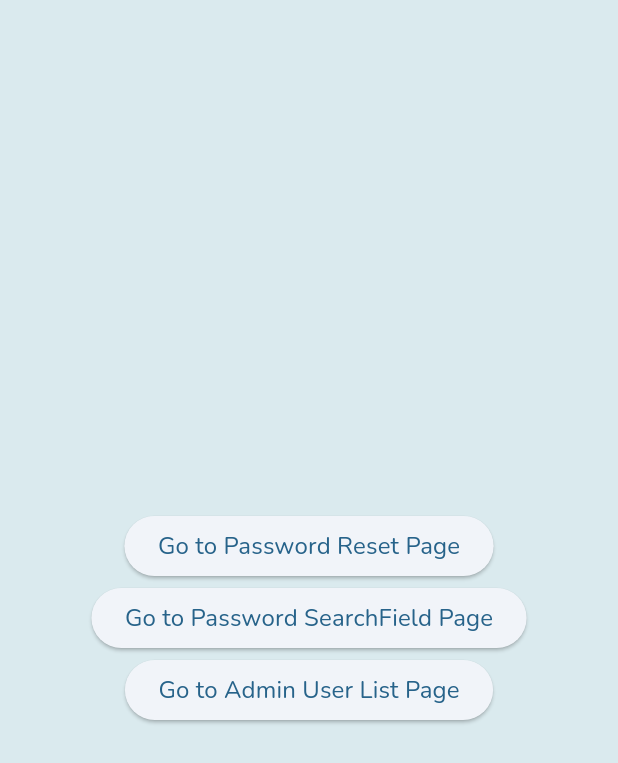
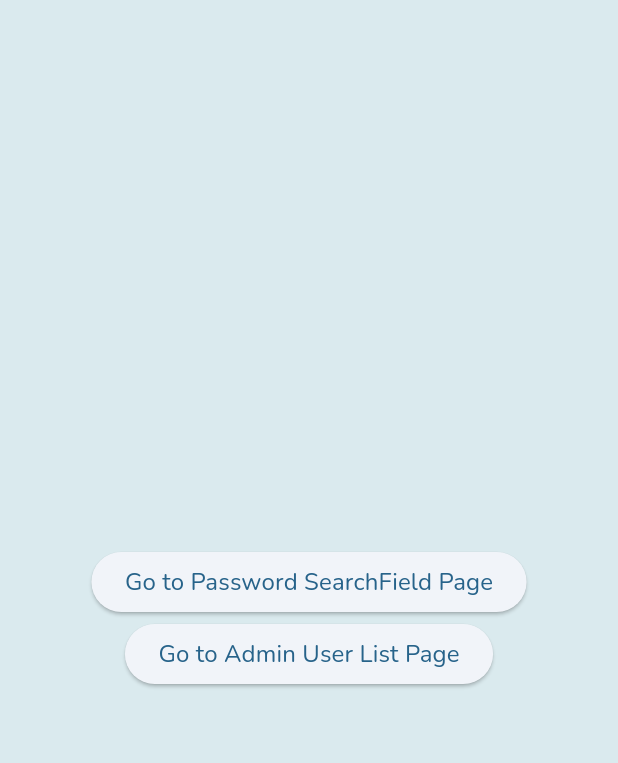
Before and after one commit to framgia/sph-flutter, a Flutter app: the MyHomePage widget shown alone on an empty page, opened directly, on a phone screen of 412 x 824 dp. Shown: the top 763 px of the screen. Run offline on Flutter 3.47's test engine with Material 2 defaults, Android fonts, the phone set to English and light mode, and no system bars; our stand-ins replace curved_navigation_bar, flutter_form_builder, flutter_svg, form_builder_validators, get.

Commit message:
Update Removed Temporary Password Reset Button

```diff
--- a/frontend/lib/main.dart
+++ b/frontend/lib/main.dart
@@ -3,7 +3,6 @@ import 'package:frontend/src/features/admin_user_list/admin_user_list_page.dart'
 import 'package:frontend/src/features/indiviual_components/search_field_page.dart';
 import 'package:frontend/src/features/login/login_page.dart';
 import 'package:get/get.dart';
-import 'package:frontend/src/features/password_reset/password_reset_page.dart';
 
 import 'package:frontend/src/features/login/login_page.dart';
 import 'package:frontend/src/navigators/settings_screen_navigator.dart';
@@ -139,12 +138,6 @@ class _MyHomePageState extends State<MyHomePage> {
         children: <Widget>[
           ElevatedButton(
             onPressed: () {
-              Get.to(() => const PasswordResetPage());
-            },
-            child: const Text('Go to Password Reset Page'),
-          ),
-          ElevatedButton(
-            onPressed: () {
               Get.to(() => const SearchFieldPage());
             },
             child: const Text('Go to Password SearchField Page'),
```
